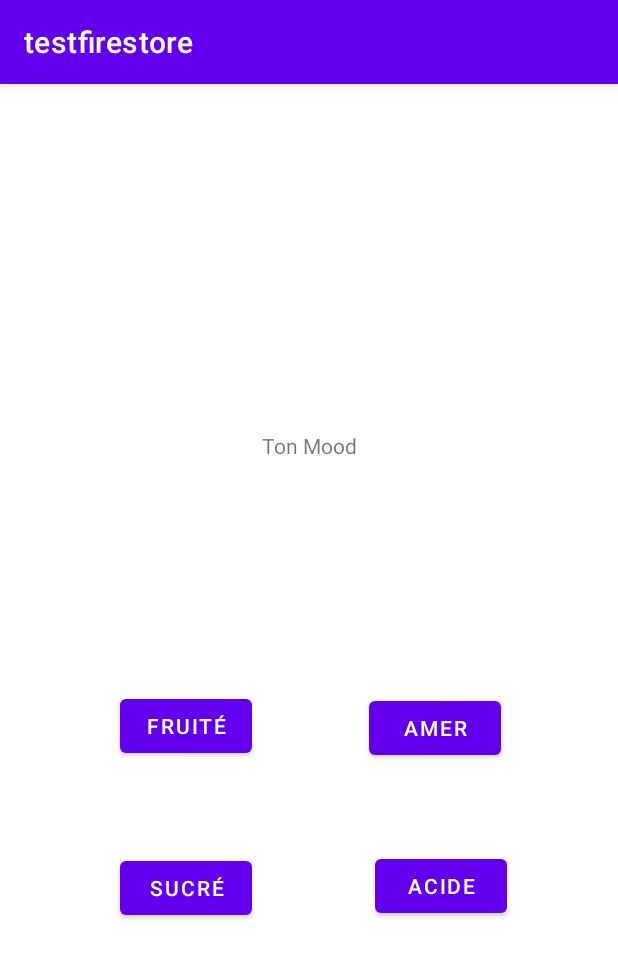
After one commit to AshTwenty21/testfirestore, an Android app: the Question5 screen opened directly, with no data from a screen before it, on a phone screen of 412 x 824 dp. The commit adds this screen. Shown: the top 958 px of the screen. Run offline under Robolectric (Android 15) with nearby library versions, the phone set to English and light mode, and no system bars.

Commit message:
Ajout de Question 5, somme toutes les variables dans MainActivity

```diff
--- /dev/null
+++ b/app/src/main/java/com/example/testfirestore/Question5.java
@@ -0,0 +1,61 @@
+package com.example.testfirestore;
+
+import androidx.appcompat.app.AppCompatActivity;
+
+import android.content.Intent;
+import android.os.Bundle;
+import android.view.View;
+import android.widget.Button;
+
+public class Question5 extends AppCompatActivity {
+    public static final String EXTRA_NUMBER5 ="GOUT";
+    int number4,number5,gout;
+
+    @Override
+    protected void onCreate(Bundle savedInstanceState) {
+        super.onCreate(savedInstanceState);
+        setContentView(R.layout.activity_question5);
+
+        Button button7 = (Button)  findViewById(R.id.button7);
+        Button button8 = (Button)  findViewById(R.id.button8);
+        Button button9 = (Button)  findViewById(R.id.button9);
+        Button button10 = (Button)  findViewById(R.id.button10);
+
+        button7.setOnClickListener(new View.OnClickListener() {
+            @Override
+            public void onClick(View v) {
+                gout = 1000;
+                openActivitybbt4();
+            }
+        });
+        button8.setOnClickListener(new View.OnClickListener() {
+            @Override
+            public void onClick(View v) {
+                gout = 5000;
+                openActivitybbt4();
+            }
+        });
+        button9.setOnClickListener(new View.OnClickListener() {
+            @Override
+            public void onClick(View v) {
+                gout = 10000;
+                openActivitybbt4();
+            }
+        });
+        button10.setOnClickListener(new View.OnClickListener() {
+            @Override
+            public void onClick(View v) {
+                gout = 20000;
+                openActivitybbt4();
+            }
+        });
+        Intent intent = getIntent();
+        number4 = intent.getIntExtra(Question4.EXTRA_NUMBER4, 0);
+    }
+    void openActivitybbt4() {
+        Intent intent = new Intent(this, MainActivity.class);
+        number5 = number4 + gout;
+        intent.putExtra(EXTRA_NUMBER5,number5);
+        startActivity(intent);
+    }
+}
--- a/app/src/main/res/layout/activity_main.xml
+++ b/app/src/main/res/layout/activity_main.xml
@@ -61,4 +61,10 @@
         android:text="View Added Courses"
         android:textAllCaps="false" />
 
+    <TextView
+        android:id="@+id/textViewTotal"
+        android:layout_width="match_parent"
+        android:layout_height="wrap_content"
+        android:text="TextView" />
+
 </LinearLayout>
--- /dev/null
+++ b/app/src/main/res/layout/activity_question5.xml
@@ -0,0 +1,58 @@
+<?xml version="1.0" encoding="utf-8"?>
+<androidx.constraintlayout.widget.ConstraintLayout xmlns:android="http://schemas.android.com/apk/res/android"
+    xmlns:app="http://schemas.android.com/apk/res-auto"
+    xmlns:tools="http://schemas.android.com/tools"
+    android:layout_width="match_parent"
+    android:layout_height="match_parent"
+    tools:context=".Question5">
+
+    <Button
+        android:id="@+id/button7"
+        android:layout_width="wrap_content"
+        android:layout_height="wrap_content"
+        android:layout_marginStart="80dp"
+        android:layout_marginTop="404dp"
+        android:text="Fruité"
+        app:layout_constraintStart_toStartOf="parent"
+        app:layout_constraintTop_toTopOf="parent" />
+
+    <TextView
+        android:id="@+id/textView3"
+        android:layout_width="wrap_content"
+        android:layout_height="wrap_content"
+        android:layout_marginTop="231dp"
+        android:text="Ton Mood"
+        app:layout_constraintEnd_toEndOf="parent"
+        app:layout_constraintStart_toStartOf="parent"
+        app:layout_constraintTop_toTopOf="parent" />
+
+    <Button
+        android:id="@+id/button8"
+        android:layout_width="wrap_content"
+        android:layout_height="wrap_content"
+        android:layout_marginTop="405dp"
+        android:layout_marginEnd="78dp"
+        android:text="Amer"
+        app:layout_constraintEnd_toEndOf="parent"
+        app:layout_constraintTop_toTopOf="parent" />
+
+    <Button
+        android:id="@+id/button9"
+        android:layout_width="wrap_content"
+        android:layout_height="wrap_content"
+        android:layout_marginStart="80dp"
+        android:layout_marginBottom="208dp"
+        android:text="Sucré"
+        app:layout_constraintBottom_toBottomOf="parent"
+        app:layout_constraintStart_toStartOf="parent" />
+
+    <Button
+        android:id="@+id/button10"
+        android:layout_width="wrap_content"
+        android:layout_height="wrap_content"
+        android:layout_marginEnd="74dp"
+        android:layout_marginBottom="209dp"
+        android:text="ACIDE"
+        app:layout_constraintBottom_toBottomOf="parent"
+        app:layout_constraintEnd_toEndOf="parent" />
+</androidx.constraintlayout.widget.ConstraintLayout>
```
Also changed, not shown: app/src/main/AndroidManifest.xml (+13 -7 lines), app/src/main/java/com/example/testfirestore/MainActivity.java (+8 -0 lines), app/src/main/java/com/example/testfirestore/Question2.java (+16 -2 lines), app/src/main/java/com/example/testfirestore/Question3.java (added, +51 -0 lines), app/src/main/java/com/example/testfirestore/Question4.java (added, +45 -0 lines), app/src/main/res/layout/activity_question1.xml (+9 -5 lines), app/src/main/res/layout/activity_question2.xml (+15 -3 lines), app/src/main/res/layout/activity_question3.xml (added, +48 -0 lines), app/src/main/res/layout/activity_question4.xml (added, +38 -0 lines).
